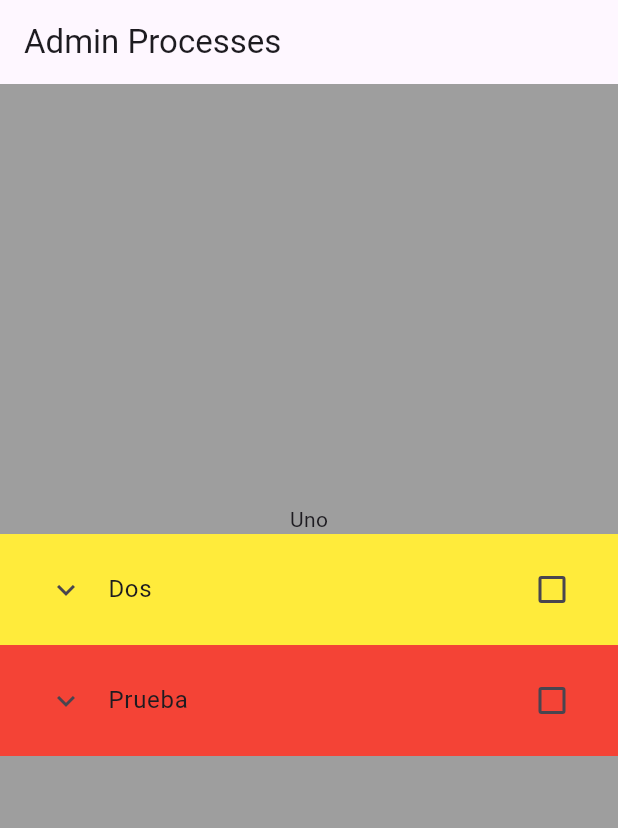
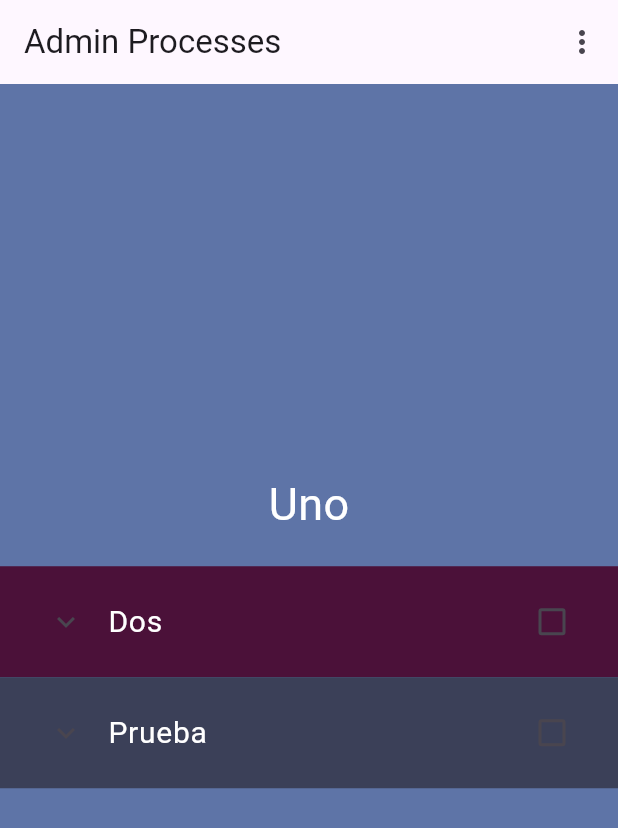
Before and after one commit to javert-galicia/admin_processes, a Flutter app: the screen it shows after launch, on a phone screen of 412 x 824 dp. Shown: the top 828 px of the screen. Run offline on Flutter 3.47's test engine with Material 3 defaults, Android fonts, the phone set to English and light mode, and no system bars.

Commit message:
Design changes.

```diff
--- a/lib/data/process_list.dart
+++ b/lib/data/process_list.dart
@@ -2,7 +2,10 @@ import 'package:admin_processes/model/process_study.dart';
 
 const processList = [
   ProcessStudy('Uno', ['Dos', 'Prueba'], ['Tres', 'Probando']),
+  ProcessStudy('Dos', ['Cuatro', 'qweweqeqqeqw', 'khglhklgkhlg'],
+      ['Cinco', 'wqeqwewqeqwe', 'dfdsfdsfdsfsd']),
   ProcessStudy(
-      'Dos', ['Cuatro', 'qweweqeqqeqw','khglhklgkhlg'], ['Cinco', 'wqeqwewqeqwe','dfdsfdsfdsfsd']),
-  ProcessStudy('Tres', ['Dos3', 'Prueba3','lalala3','otrodato3'], ['Tres3', 'Probando3','dfsdfdfdsf','otro dato']),
+      'Tres',
+      ['Dos3', 'Prueba3', 'lalala3', 'otrodato3', 'dfjkasdfjakl3'],
+      ['Tres3', 'Probando3', 'dfsdfdfdsf', 'otro dato', 'posdpfodpfosd3']),
 ];
--- a/lib/main.dart
+++ b/lib/main.dart
@@ -14,12 +14,40 @@ class AdminProcessApp extends StatelessWidget {
     return MaterialApp(
       scrollBehavior: AppScrollBehavior(),
       theme: ThemeData(useMaterial3: true),
-      home: Scaffold(
-        appBar: AppBar(title: const Text('Admin Processes')),
-        body:
-          PageView.builder(
-            itemBuilder: (context, index) => ProcessItems(indexPage: index % processList.length),
-          ),
+      home: const HomeTree(),
+    );
+  }
+}
+
+class HomeTree extends StatelessWidget {
+  const HomeTree({super.key});
+
+  @override
+  Widget build(BuildContext context) {
+    return Scaffold(
+      appBar: AppBar(
+        title: const Text('Admin Processes'),
+        actions: [
+          IconButton(
+              onPressed: () {
+                showDialog(
+                    context: context,
+                    builder: (context) => const AboutDialog(
+                          applicationVersion: '1.0',
+                          applicationName: 'Admin Processes',
+                          //applicationLegalese: 'License GPL-3.0',
+                          children: [
+                            Text(
+                                'For more information visit https://admin.jgalicia.com')
+                          ],
+                        ));
+              },
+              icon: const Icon(Icons.more_vert)),
+        ],
+      ),
+      body: PageView.builder(
+        itemBuilder: (context, index) =>
+            ProcessItems(indexPage: index % processList.length),
       ),
     );
   }
--- a/lib/view/process_items.dart
+++ b/lib/view/process_items.dart
@@ -12,11 +12,11 @@ class ProcessItems extends StatefulWidget {
 
 class _ProcessItemsState extends State<ProcessItems> {
   List<Color> colors = [
-    Colors.yellow,
-    Colors.red,
-    Colors.blue,
-    Colors.green,
-    Colors.purple
+    const Color.fromRGBO(75, 17, 57, 1),
+    const Color.fromRGBO(59, 64, 88, 1),
+    const Color.fromRGBO(42, 110, 120, 1),
+    const Color.fromRGBO(122, 144, 124, 1),
+    const Color.fromRGBO(201, 177, 128, 1),
   ];
   List<bool> checkboxValue = [];
   void checkBoxFilled(int j) {
@@ -25,28 +25,38 @@ class _ProcessItemsState extends State<ProcessItems> {
     }
   }
 
-  Color backgroundColor = Colors.grey;
+  Color backgroundColor = const Color.fromRGBO(94, 116, 167, 1);
   void backColor(int j) {
     if (j % 2 != 0) {
-      backgroundColor = Colors.blueGrey;
+      backgroundColor = const Color.fromRGBO(114, 185, 223, 1);
     }
   }
 
   @override
   Widget build(BuildContext context) {
-    String title = processList[widget.indexPage].title;
-    List<String> currentListSteps = processList[widget.indexPage].stages;
-    List<String> currentListDescr = processList[widget.indexPage].description;
+    int k = widget.indexPage;
+    String title = processList[k].title;
+    List<String> currentListSteps = processList[k].stages;
+    List<String> currentListDescr = processList[k].description;
 
     checkBoxFilled(currentListSteps.length);
-    backColor(widget.indexPage);
+    backColor(k);
 
     return Container(
       color: backgroundColor,
       child: Column(
         mainAxisAlignment: MainAxisAlignment.center,
         children: [
-          Text(title),
+          Text(
+            title,
+            style: TextStyle(
+              color: k%2 != 0 ? Colors.black : Colors.white,
+              fontSize: 30,
+            ),
+          ),
+          const SizedBox(
+            height: 20,
+          ),
           ListView.builder(
             shrinkWrap: true,
             itemCount: currentListSteps.length,
@@ -58,7 +68,13 @@ class _ProcessItemsState extends State<ProcessItems> {
                   title: ExpansionTile(
                     shape: const Border(),
                     controlAffinity: ListTileControlAffinity.leading,
-                    title: Text(currentListSteps[index]),
+                    title: Text(
+                      currentListSteps[index],
+                      style: const TextStyle(
+                        color: Colors.white,
+                        fontSize: 20,
+                      ),
+                    ),
                     children: [
                       Card.outlined(
                         color: Colors.white,
```
